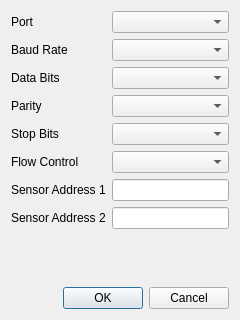
The window that modbusconfigdialog.ui (a-vodka/LossFactorAnalyzer) describes before a commit, drawn with Qt 5.
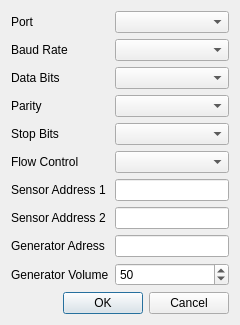
The same window after the commit.

Commit message: update to external generator

Diff of the .ui file:
```diff
--- a/modbusconfigdialog.ui
+++ b/modbusconfigdialog.ui
@@ -104,6 +104,30 @@
        </property>
       </widget>
      </item>
+     <item row="8" column="0">
+      <widget class="QLabel" name="label_9">
+       <property name="text">
+        <string>Generator Adress</string>
+       </property>
+      </widget>
+     </item>
+     <item row="8" column="1">
+      <widget class="QLineEdit" name="lineGenerator"/>
+     </item>
+     <item row="9" column="0">
+      <widget class="QLabel" name="label_10">
+       <property name="text">
+        <string>Generator Volume</string>
+       </property>
+      </widget>
+     </item>
+     <item row="9" column="1">
+      <widget class="QSpinBox" name="spinGeneratorVolume">
+       <property name="value">
+        <number>50</number>
+       </property>
+      </widget>
+     </item>
     </layout>
    </item>
    <item row="1" column="0">
```
The commit also changes 18 other files.
